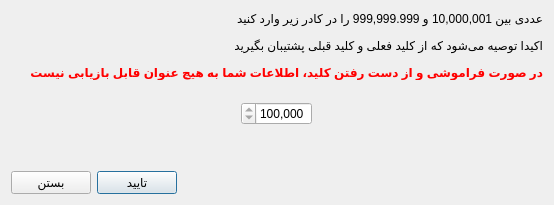
Above: formchangekey.ui from reza-rezvani2052/Secure-QR-Code before the change. Below: the same form after it.
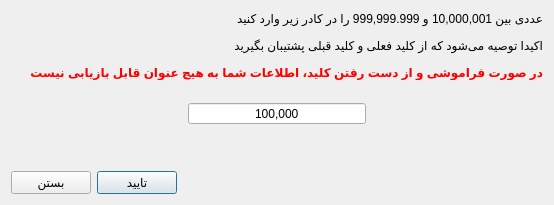
That is the form after the change. Icons and pictures are not drawn.

Diff of the .ui file:
```diff
--- a/formchangekey.ui
+++ b/formchangekey.ui
@@ -44,6 +44,24 @@
      </item>
      <item>
       <widget class="QSpinBox" name="spbKey">
+       <property name="sizePolicy">
+        <sizepolicy hsizetype="MinimumExpanding" vsizetype="Fixed">
+         <horstretch>0</horstretch>
+         <verstretch>0</verstretch>
+        </sizepolicy>
+       </property>
+       <property name="minimumSize">
+        <size>
+         <width>125</width>
+         <height>0</height>
+        </size>
+       </property>
+       <property name="alignment">
+        <set>Qt::AlignCenter</set>
+       </property>
+       <property name="buttonSymbols">
+        <enum>QAbstractSpinBox::NoButtons</enum>
+       </property>
        <property name="showGroupSeparator" stdset="0">
         <bool>true</bool>
        </property>
```
Left out of the diff: 2 changed lines with no effect on the pictures.
